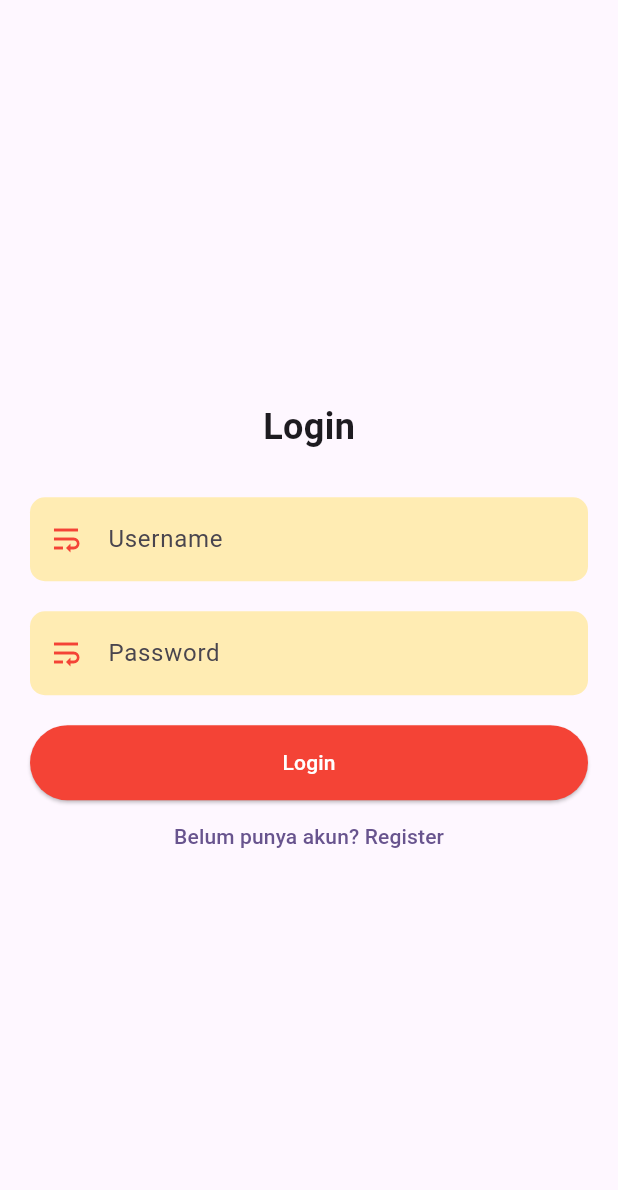
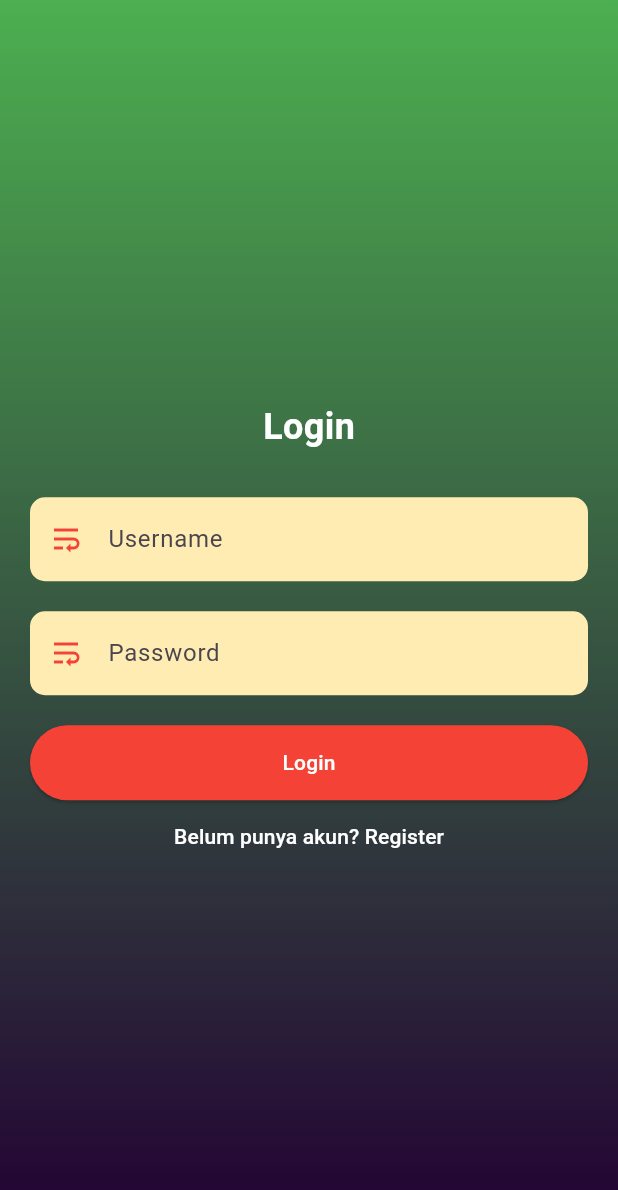
Before and after one commit to r0n1-putr4/App-Berita-2026, a Flutter app: the screen it shows after launch, on a phone screen of 412 x 824 dp. Shown: the top 1190 px of the screen. Run offline on Flutter 3.47's test engine with Material 3 defaults, Android fonts, the phone set to English and light mode, and no system bars; our stand-ins replace go_router, image_picker, shared_preferences.

Commit message:
Update Code

```diff
--- a/lib/views/login_page.dart
+++ b/lib/views/login_page.dart
@@ -16,7 +16,17 @@ class _LoginPageState extends State<LoginPage> {
   @override
   Widget build(BuildContext context) {
     return Scaffold(
-      body: Center(
+      body: Container(
+        width: double.infinity,
+        height: double.infinity,
+        decoration: const BoxDecoration(
+          gradient: LinearGradient(
+            begin: Alignment.topCenter,
+            end: Alignment.bottomCenter,
+            colors: [Colors.green, Color(0xFF220033)],
+          ),
+        ),
+        child: Center(
           child: SingleChildScrollView(
             child: Padding(
               padding: EdgeInsets.all(20),
@@ -28,7 +38,7 @@ class _LoginPageState extends State<LoginPage> {
                     SizedBox(height: 25),
                     Text(
                       "Login",
-                    style: TextStyle(fontSize: 24, fontWeight: FontWeight.bold),
+                      style: TextStyle(color:Colors.white, fontSize: 24, fontWeight: FontWeight.bold),
                     ),
                     SizedBox(height: 30),
                     TextFormField(
@@ -83,9 +93,10 @@ class _LoginPageState extends State<LoginPage> {
                       onPressed: () {
                         context.push('/register');
                       },
-                    child: const Text('Belum punya akun? Register'),
+                      child: const Text('Belum punya akun? Register',style: TextStyle(color: Colors.white),),
                     ),
                   ],
+                ),
               ),
             ),
           ),
```
Lines whose indentation alone changed are shown as unchanged.
